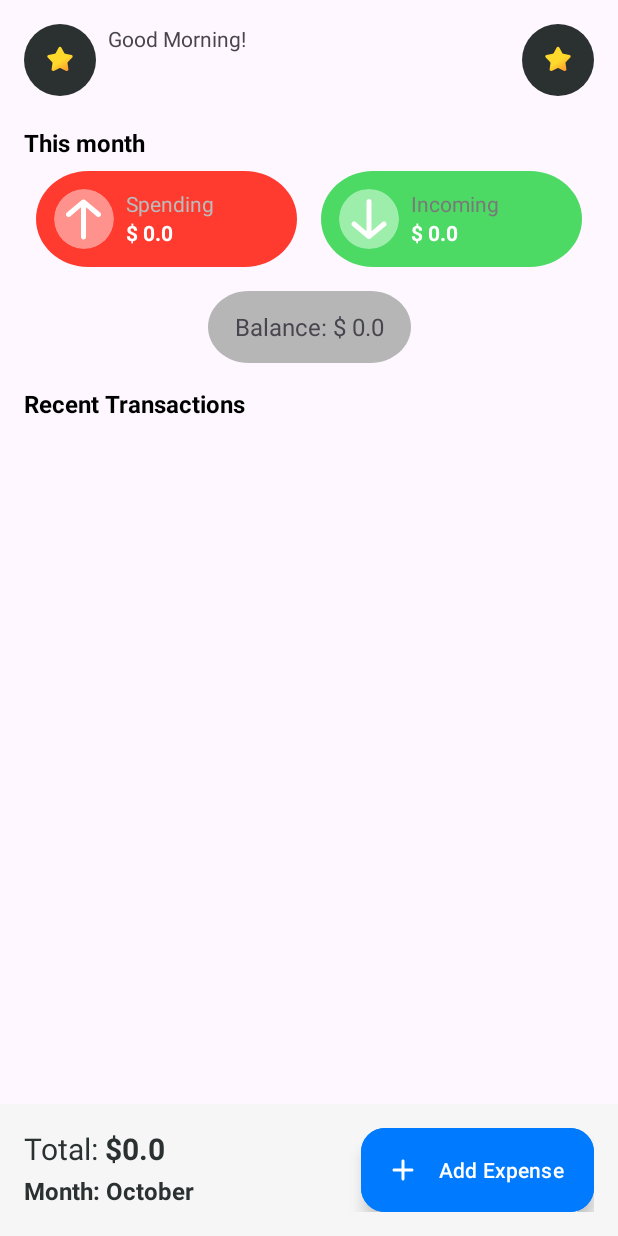
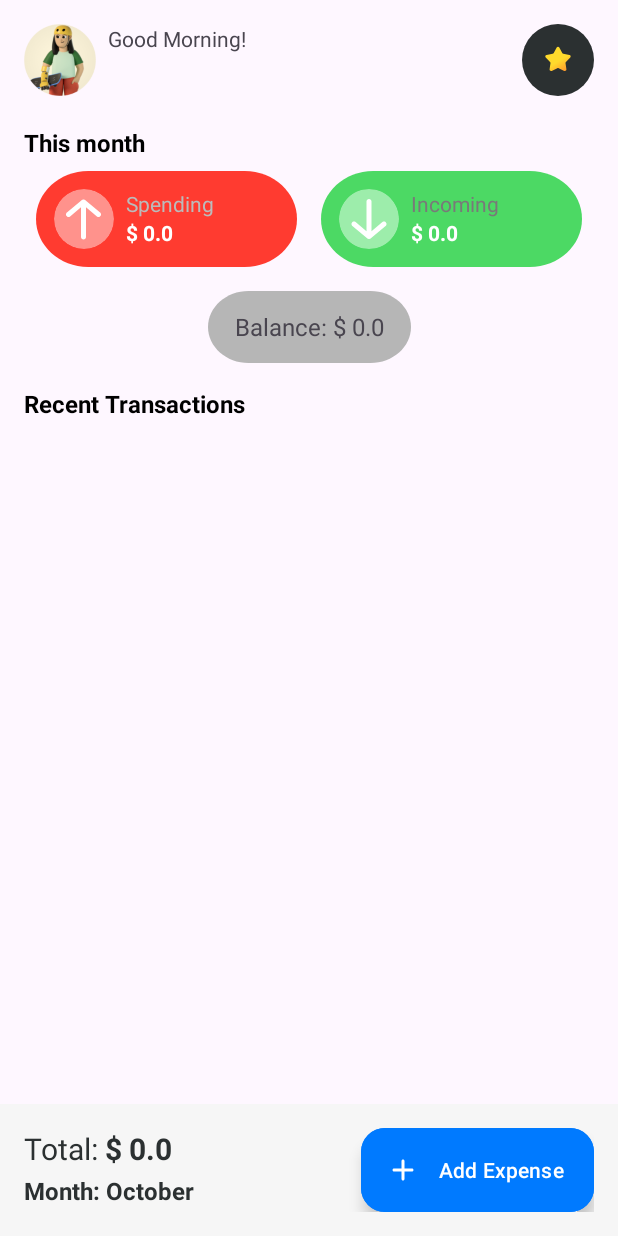
Before and after one commit to kabiraaaa/Budget_Planner_Kotlin, an Android app: the HomeFragment screen opened through its navigation route, on a phone screen of 412 x 824 dp. Run offline under Robolectric (Android 15) with nearby library versions, the phone set to English and light mode, and no system bars; our stand-ins replace Firebase (no records; nobody signed in at launch, a user with empty details on screens opened directly), Room's generated code.

Commit message:
Minor Bug fixes.

```diff
--- a/app/src/main/java/com/sample/budgetplanner/fragments/HomeFragment.kt
+++ b/app/src/main/java/com/sample/budgetplanner/fragments/HomeFragment.kt
@@ -20,7 +20,7 @@ import com.sample.budgetplanner.utils.DataStoreHelper.getMonthlySalary
 import com.sample.budgetplanner.utils.DataStoreHelper.getMonthlySpend
 import com.sample.budgetplanner.view_models.TransactionsViewModel
 import com.sample.budgetplanner.view_models.TransactionsViewModelFactory
-import com.xsdev.pdfreader.pdfeditor.pdf.document.adapters.TransactionsAdapter
+import com.sample.budgetplanner.adapters.TransactionsAdapter
 import kotlinx.coroutines.flow.firstOrNull
 import kotlinx.coroutines.launch
 import java.text.SimpleDateFormat
@@ -64,7 +64,7 @@ class HomeFragment : Fragment(R.layout.fragment_home), FabAddExpenseBottomSheet.
             "Month: ${SimpleDateFormat("MMMM", Locale.getDefault()).format(Date())}"
 
         transactionViewModel.getTotalAmount().observe(viewLifecycleOwner) { totalAmount ->
-            binding.tvTotalAmount.text = "$${totalAmount ?: 0.0}"
+            binding.tvTotalAmount.text = "${Currency.getInstance(Locale.getDefault()).symbol} ${totalAmount ?: 0.0}"
         }
         observeUserFinanceData()
     }
--- a/app/src/main/res/layout/fragment_home.xml
+++ b/app/src/main/res/layout/fragment_home.xml
@@ -21,7 +21,7 @@
             android:id="@+id/iv_home_profile"
             android:layout_width="48dp"
             android:layout_height="48dp"
-            android:src="@drawable/ic_premium"
+            android:src="@drawable/free_use_avatar"
             app:layout_constraintStart_toStartOf="parent"
             app:layout_constraintTop_toTopOf="parent" />
 
--- a/app/src/main/res/navigation/intro_flow_nav.xml
+++ b/app/src/main/res/navigation/intro_flow_nav.xml
@@ -40,6 +40,15 @@
         <action
             android:id="@+id/action_introLoginBottomSheet_to_firebaseProfileUpdateFragment"
             app:destination="@id/firebaseProfileUpdateFragment" />
+        <action
+            android:id="@+id/action_introLoginBottomSheet_to_introInvestmentFragment"
+            app:destination="@id/introInvestmentFragment" />
+        <action
+            android:id="@+id/action_introLoginBottomSheet_to_introBudgetFragment"
+            app:destination="@id/introBudgetFragment" />
+        <action
+            android:id="@+id/action_introLoginBottomSheet_to_homeFragment"
+            app:destination="@id/homeFragment" />
     </dialog>
     <fragment
         android:id="@+id/introBudgetFragment"
```
Also changed, not shown: app/src/main/java/com/sample/budgetplanner/IntroLoginBottomSheet.kt (+29 -3 lines), app/src/main/java/com/sample/budgetplanner/adapters/TransactionsAdapter.kt (+8 -5 lines), app/src/main/res/drawable/free_use_avatar.png (added).
